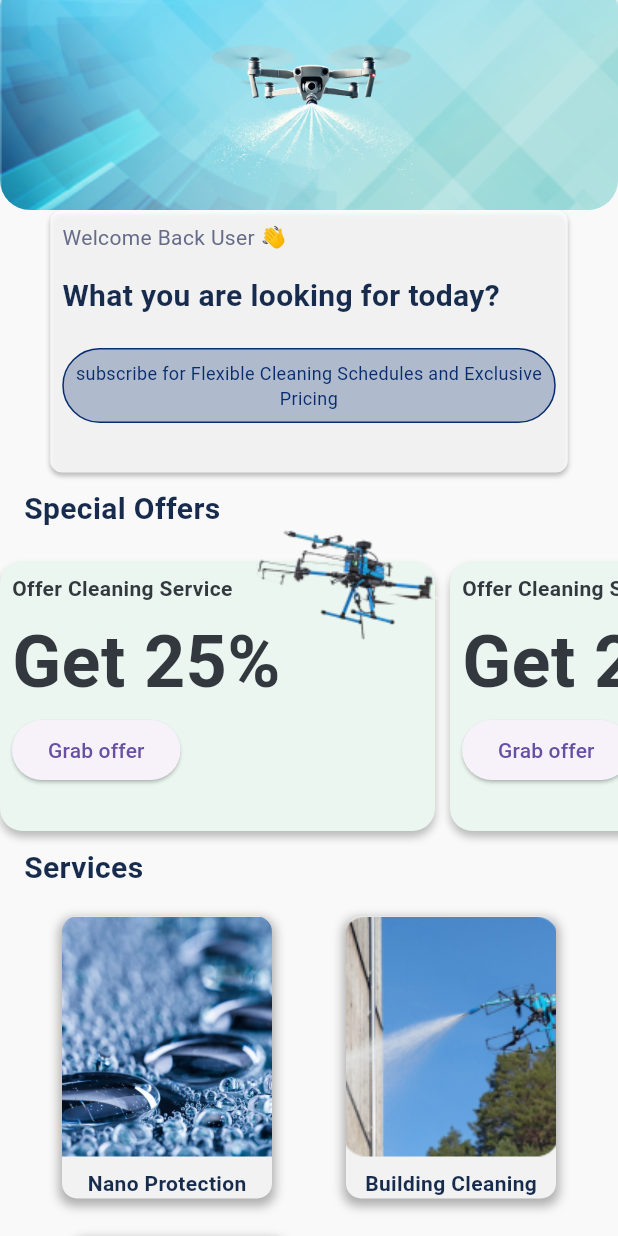
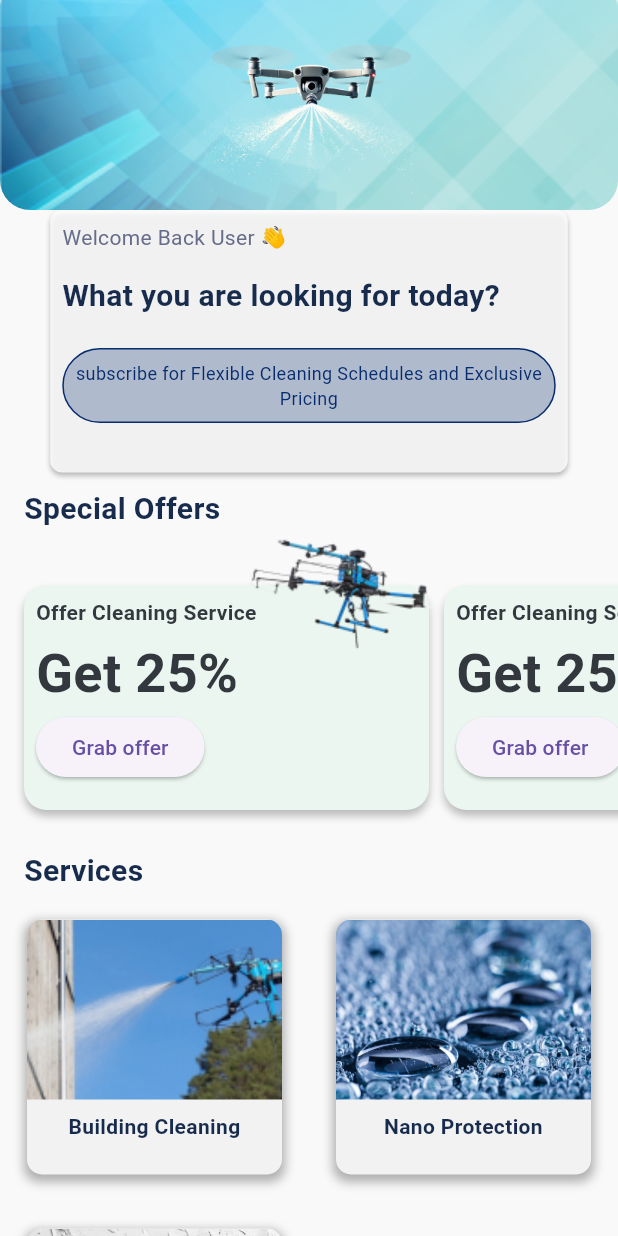
Before and after one commit to Abdulaziz-Alamri/Dronify_app, a Flutter app: the screen it shows after launch, on a phone screen of 412 x 824 dp. Run offline on Flutter 3.47's test engine with Material 3 defaults, Android fonts, the phone set to English and light mode, and no system bars.

Commit message:
updated HomeScreen

```diff
--- a/apps/dronify/lib/Home/home_screen.dart
+++ b/apps/dronify/lib/Home/home_screen.dart
@@ -1,5 +1,6 @@
 import 'package:dronify/Home/service_card.dart';
 import 'package:dronify/Home/special_offer_card.dart';
+import 'package:dronify/Home/welcome_card.dart';
 import 'package:flutter/material.dart';
 
 class HomeScreen extends StatelessWidget {
@@ -45,7 +46,7 @@ class HomeScreen extends StatelessWidget {
                   children: [
                     Align(
                         alignment: Alignment.topCenter,
-                        child: const welcomeback()),
+                        child: const WelcomeCard()),
                     const SizedBox(height: 10),
                     const Padding(
                       padding: EdgeInsets.symmetric(horizontal: 16),
@@ -58,8 +59,10 @@ class HomeScreen extends StatelessWidget {
                       ),
                     ),
                     const SizedBox(height: 20),
-                    SizedBox(
-                      height: 180,
+                    Padding(
+                      padding: const EdgeInsets.all(16),
+                      child: SizedBox(
+                        height: 150,
                         child: ListView(
                           clipBehavior: Clip.none,
                           scrollDirection: Axis.horizontal,
@@ -92,6 +95,7 @@ class HomeScreen extends StatelessWidget {
                           ],
                         ),
                       ),
+                    ),
                     const SizedBox(height: 10),
                     const Padding(
                       padding: EdgeInsets.symmetric(horizontal: 16),
@@ -106,29 +110,37 @@ class HomeScreen extends StatelessWidget {
                     SizedBox(
                       height: 10,
                     ),
-                    Row(
-                      mainAxisAlignment: MainAxisAlignment.spaceEvenly,
-                      children: [
+                    Padding(
+                      padding: const EdgeInsets.symmetric(horizontal: 10),
+                      child: SizedBox(
+                        height: 470,
+                        child: GridView(
+                          padding: EdgeInsets.zero,
+                          physics: const NeverScrollableScrollPhysics(),
+                          gridDelegate:
+                              const SliverGridDelegateWithFixedCrossAxisCount(
+                            crossAxisCount: 2,
+                            childAspectRatio: 1,
+                            mainAxisSpacing: 20,
+                            crossAxisSpacing: 20,
+                          ),
+                          children: const [
+                            ServiceCard(
+                              imageUrl: 'assets/clean.png',
+                              title: 'Building Cleaning',
+                            ),
                             ServiceCard(
                               imageUrl: 'assets/nano.jpg',
                               title: 'Nano Protection',
                             ),
                             ServiceCard(
-                          imageUrl: 'assets/clean.png',
-                          title: 'Building Cleaning',
+                              imageUrl: 'assets/spot.jpg',
+                              title: 'Spot Painting',
                             ),
                           ],
                         ),
-                    SizedBox(
-                      height: 10,
                       ),
-                    Padding(
-                      padding: EdgeInsets.symmetric(horizontal: 41),
-                      child: ServiceCard(
-                        imageUrl: 'assets/spot.jpg',
-                        title: 'Spot Painting',
                     ),
-                    )
                   ],
                 ),
               ),
@@ -139,65 +151,3 @@ class HomeScreen extends StatelessWidget {
     );
   }
 }
-
-class welcomeback extends StatelessWidget {
-  const welcomeback({
-    super.key,
-  });
-
-  @override
-  Widget build(BuildContext context) {
-    return Container(
-      height: 175,
-      width: 345,
-      decoration: BoxDecoration(
-        color: Colors.white.withOpacity(0.8),
-        borderRadius: BorderRadius.circular(8),
-        boxShadow: [
-          BoxShadow(
-            color: Colors.black.withOpacity(0.25),
-            blurRadius: 2,
-            offset: const Offset(0, 2),
-          ),
-        ],
-      ),
-      padding: const EdgeInsets.all(8),
-      child: Column(
-        crossAxisAlignment: CrossAxisAlignment.start,
-        children: [
-          const Text(
-            'Welcome Back User 👋',
-            style: TextStyle(fontSize: 14, color: Color(0xff666C89)),
-          ),
-          const SizedBox(
-            height: 15,
-          ),
-          const Text(
-            'What you are looking for today?',
-            style: TextStyle(
-                fontSize: 20,
-                fontWeight: FontWeight.bold,
-                color: Color(0xff172B4D)),
-          ),
-          const SizedBox(
-            height: 20,
-          ),
-          Container(
-            height: 50,
-            decoration: BoxDecoration(
-                border: Border.all(color: const Color(0xff072D6F)),
-                borderRadius: BorderRadius.circular(360),
-                color: const Color(0xff072D6F).withOpacity(0.28)),
-            child: const Center(
-              child: Text(
-                'subscribe for Flexible Cleaning Schedules and Exclusive Pricing',
-                style: TextStyle(fontSize: 12, color: Color(0xff072D6F)),
-                textAlign: TextAlign.center,
-              ),
-            ),
-          )
-        ],
-      ),
-    );
-  }
-}
--- a/apps/dronify/lib/Home/service_card.dart
+++ b/apps/dronify/lib/Home/service_card.dart
@@ -26,8 +26,8 @@ class ServiceCard extends StatelessWidget {
         crossAxisAlignment: CrossAxisAlignment.center,
         children: [
           Container(
-            height: 160,
-            width: 140,
+            height: 120,
+            // width: 100,
             decoration: BoxDecoration(
               image: DecorationImage(
                 image: AssetImage(imageUrl),
--- a/apps/dronify/lib/Home/special_offer_card.dart
+++ b/apps/dronify/lib/Home/special_offer_card.dart
@@ -13,8 +13,7 @@ class SpecialOfferCard extends StatelessWidget {
   @override
   Widget build(BuildContext context) {
     return Container(
-      height: 160,
-      width: 290,
+      width: 270,
       margin: EdgeInsets.only(right: 10),
       decoration: BoxDecoration(
         color: Color(0xffEAF6EF),
@@ -30,7 +29,7 @@ class SpecialOfferCard extends StatelessWidget {
       child: Stack(
         clipBehavior: Clip.none,
         children: [
-          Positioned(left: 160, bottom: 120, child: Image.asset(imageUrl)),
+          Positioned(left: 140, bottom: 100, child: Image.asset(imageUrl)),
           Padding(
             padding: const EdgeInsets.all(8.0),
             child: Column(
@@ -48,7 +47,7 @@ class SpecialOfferCard extends StatelessWidget {
                 Text(
                   description,
                   style: TextStyle(
-                    fontSize: 48,
+                    fontSize: 36,
                     fontWeight: FontWeight.bold,
                     color: Color(0xff33383F),
                   ),
--- /dev/null
+++ b/apps/dronify/lib/Home/welcome_card.dart
@@ -0,0 +1,63 @@
+import 'package:flutter/material.dart';
+
+class WelcomeCard extends StatelessWidget {
+  const WelcomeCard({
+    super.key,
+  });
+
+  @override
+  Widget build(BuildContext context) {
+    return Container(
+      height: 175,
+      width: 345,
+      decoration: BoxDecoration(
+        color: Colors.white.withOpacity(0.8),
+        borderRadius: BorderRadius.circular(8),
+        boxShadow: [
+          BoxShadow(
+            color: Colors.black.withOpacity(0.25),
+            blurRadius: 2,
+            offset: const Offset(0, 2),
+          ),
+        ],
+      ),
+      padding: const EdgeInsets.all(8),
+      child: Column(
+        crossAxisAlignment: CrossAxisAlignment.start,
+        children: [
+          const Text(
+            'Welcome Back User 👋',
+            style: TextStyle(fontSize: 14, color: Color(0xff666C89)),
+          ),
+          const SizedBox(
+            height: 15,
+          ),
+          const Text(
+            'What you are looking for today?',
+            style: TextStyle(
+                fontSize: 20,
+                fontWeight: FontWeight.bold,
+                color: Color(0xff172B4D)),
+          ),
+          const SizedBox(
+            height: 20,
+          ),
+          Container(
+            height: 50,
+            decoration: BoxDecoration(
+                border: Border.all(color: const Color(0xff072D6F)),
+                borderRadius: BorderRadius.circular(360),
+                color: const Color(0xff072D6F).withOpacity(0.28)),
+            child: const Center(
+              child: Text(
+                'subscribe for Flexible Cleaning Schedules and Exclusive Pricing',
+                style: TextStyle(fontSize: 12, color: Color(0xff072D6F)),
+                textAlign: TextAlign.center,
+              ),
+            ),
+          )
+        ],
+      ),
+    );
+  }
+}
```
Lines whose indentation alone changed are shown as unchanged.
